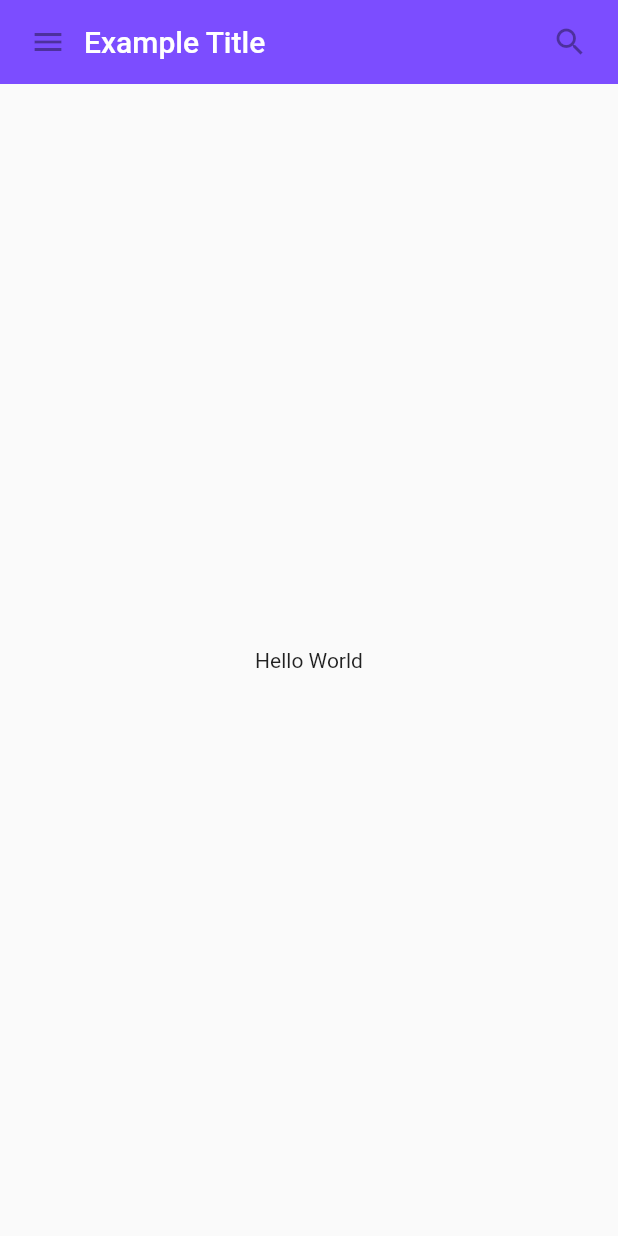
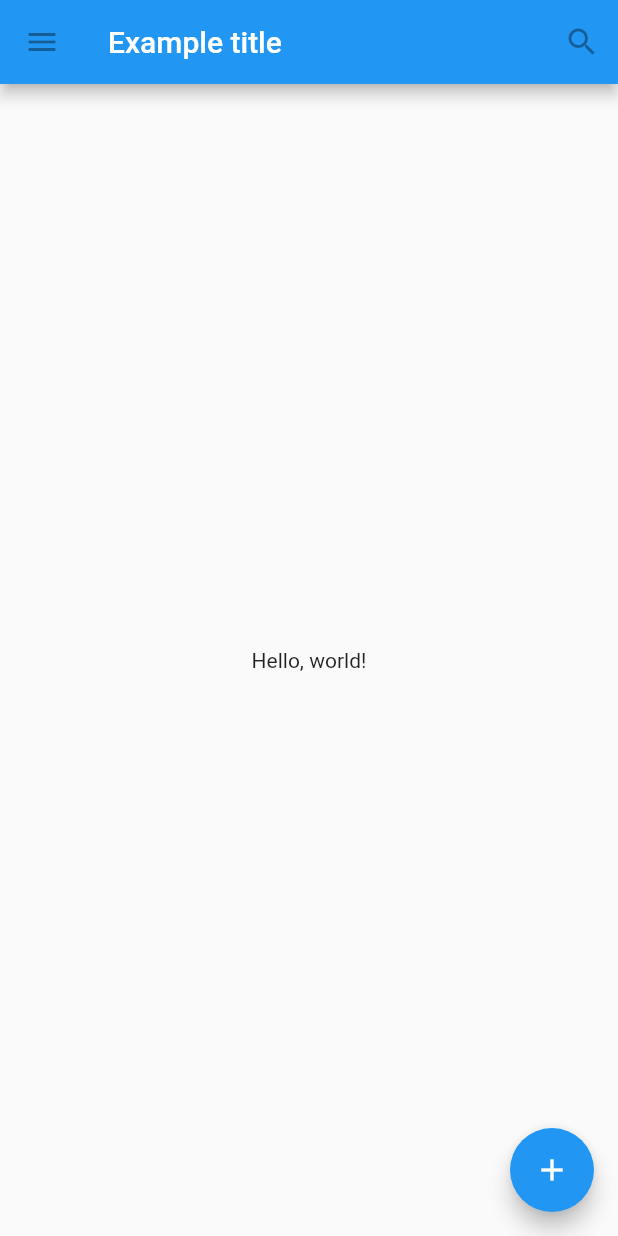
Before and after one commit to runnerro4d/Flutter, a Flutter app: the screen it shows after launch, on a phone screen of 412 x 824 dp. Run offline on Flutter 3.47's test engine with Material 2 defaults, Android fonts, the phone set to English and light mode, and no system bars.

```diff
--- a/lib/main.dart
+++ b/lib/main.dart
@@ -42,7 +42,7 @@ class MyScaffold extends StatelessWidget{
         children: <Widget>[
           MyAppBar(
             title: Text(
-              'Example Title',
+              'aahhh Title',
               style: Theme.of(context).primaryTextTheme.title,
       ),
     ),
@@ -61,7 +61,40 @@ class MyScaffold extends StatelessWidget{
 
 void main(){
   runApp(MaterialApp(
-    title: 'My app',
-    home: MyScaffold(),
+    title: 'Flutter App',
+    home: TutorialHome(),
   ));
 }
+
+class TutorialHome extends StatelessWidget {
+  @override
+  Widget build(BuildContext context) {
+    // Scaffold is a layout for the major Material Components.
+    return Scaffold(
+      appBar: AppBar(
+        leading: IconButton(
+          icon: Icon(Icons.menu),
+          tooltip: 'Navigation menu',
+          onPressed: null,
+        ),
+        title: Text('Example title'),
+        actions: <Widget>[
+          IconButton(
+            icon: Icon(Icons.search),
+            tooltip: 'Search',
+            onPressed: null,
+          ),
+        ],
+      ),
+      // body is the majority of the screen.
+      body: Center(
+        child: Text('Hello, world!'),
+      ),
+      floatingActionButton: FloatingActionButton(
+        tooltip: 'Add', // used by assistive technologies
+        child: Icon(Icons.add),
+        onPressed: null,
+      ),
+    );
+  }
+}
```
